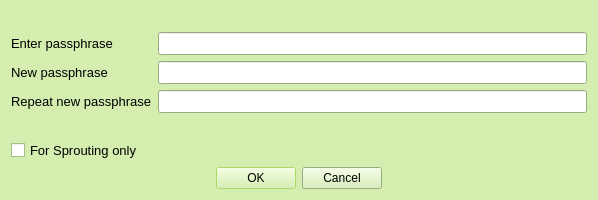
First picture: the form in src/qt/forms/askpassphrasedialog.ui, repository teambean/BeanCash, before the edit.
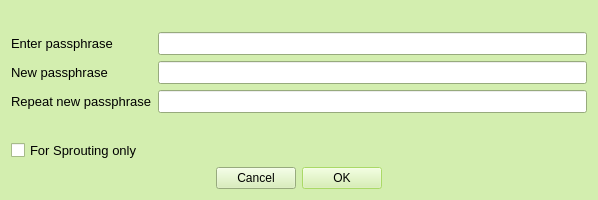
Second picture: the form after the edit. Icons and pictures are not drawn.

What changed in the file:
```diff
--- a/src/qt/forms/askpassphrasedialog.ui
+++ b/src/qt/forms/askpassphrasedialog.ui
@@ -352,6 +352,9 @@
        <pointsize>9</pointsize>
       </font>
      </property>
+     <property name="layoutDirection">
+      <enum>Qt::RightToLeft</enum>
+     </property>
      <property name="orientation">
       <enum>Qt::Horizontal</enum>
      </property>
```
